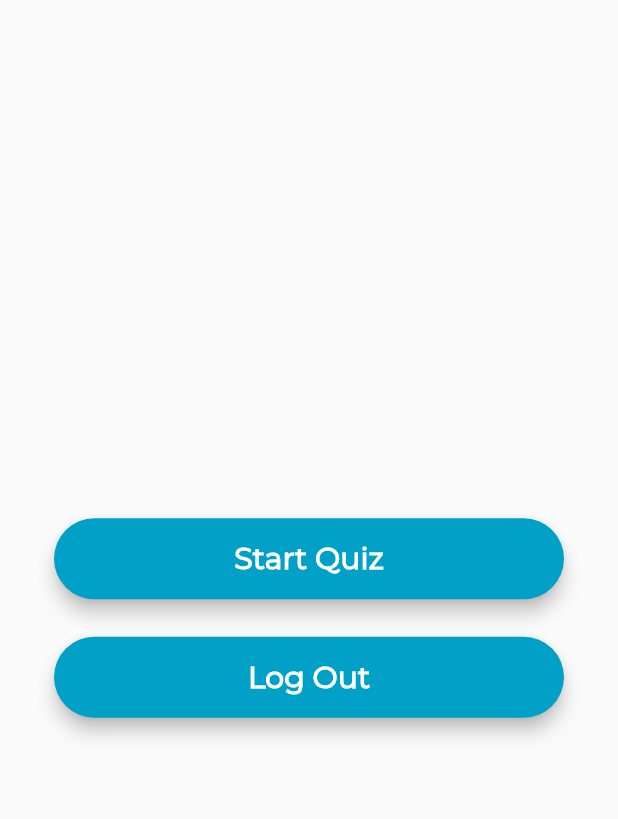
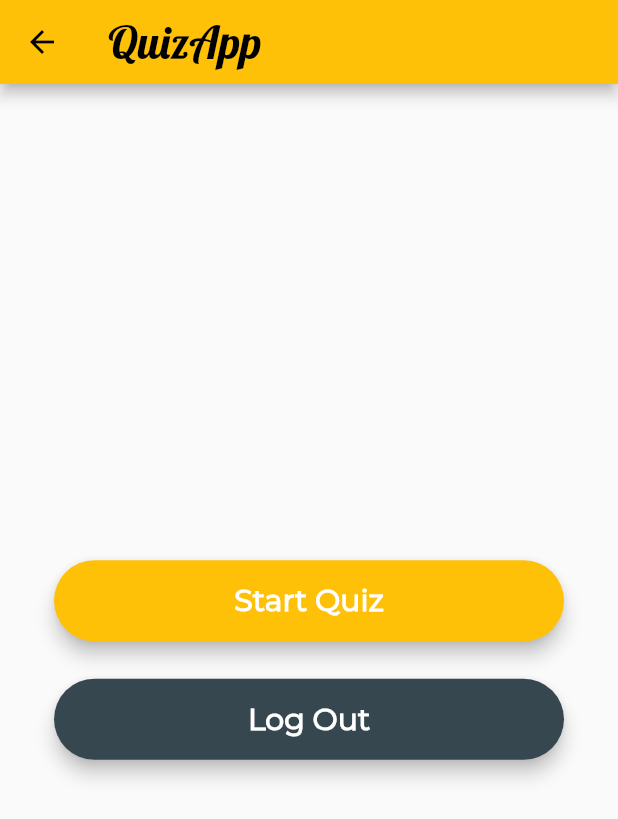
Before and after one commit to CSnakeEyes/flutter_quizapp, a Flutter app: the screen it shows after launch, after a tap on "Login", on a phone screen of 412 x 824 dp. Shown: the top 819 px of the screen. Run offline on Flutter 3.47's test engine with Material 2 defaults, Android fonts, the phone set to English and light mode, and no system bars.

Commit message:
UI almost done, about to add functionality

```diff
--- a/lib/StartQuiz.dart
+++ b/lib/StartQuiz.dart
@@ -1,16 +1,11 @@
 import 'package:flutter/material.dart';
+import 'package:flutter_quizapp/Quiz.dart';
 import 'package:flutter_quizapp/main.dart';
 
 class StartQuiz extends StatelessWidget {
   @override
   Widget build(BuildContext context) {
-    return MaterialApp(
-      title: 'Flutter Quizapp',
-      theme: ThemeData(
-        primarySwatch: Colors.amber,
-      ),
-      home: HomePage(title: 'Flutter Quizapp'),
-    );
+    return HomePage(title: 'Flutter Quizapp');
   }
 }
 
@@ -31,11 +26,16 @@ class _HomePageState extends State<HomePage> {
     final startButton = Material(
       elevation: 5.0,
       borderRadius: BorderRadius.circular(30.0),
-      color: Color(0xff01A0C7),
+      color: Color(0xFFFFC107),
       child: MaterialButton(
         minWidth: MediaQuery.of(context).size.width,
         padding: EdgeInsets.fromLTRB(20.0, 15.0, 20.0, 15.0),
-        onPressed: () {},
+        onPressed: () {
+          Navigator.push(
+            context,
+            MaterialPageRoute(builder: (context) => Quiz()),
+          );
+        },
         child: Text("Start Quiz",
             textAlign: TextAlign.center,
             style: style.copyWith(
@@ -46,15 +46,12 @@ class _HomePageState extends State<HomePage> {
     final logoutButton = Material(
       elevation: 5.0,
       borderRadius: BorderRadius.circular(30.0),
-      color: Color(0xff01A0C7),
+      color: Color(0xff37474F),
       child: MaterialButton(
         minWidth: MediaQuery.of(context).size.width,
         padding: EdgeInsets.fromLTRB(20.0, 15.0, 20.0, 15.0),
         onPressed: () {
-          Navigator.push(
-            context,
-            MaterialPageRoute(builder: (context) => MyApp()),
-          );
+          Navigator.pop(context);
         },
         child: Text("Log Out",
             textAlign: TextAlign.center,
@@ -64,6 +61,18 @@ class _HomePageState extends State<HomePage> {
     );
 
     return Scaffold(
+      appBar: AppBar(
+        title: Text(
+          'QuizApp',
+        ),
+        textTheme: TextTheme(
+          title: TextStyle(
+            fontFamily: 'Lobster',
+            fontSize: 30,
+            color: Colors.black
+          )
+        ),
+      ),
       body: Center(
         child: Container(
           child: Padding(
--- a/lib/main.dart
+++ b/lib/main.dart
@@ -39,6 +39,7 @@ class _LoginPageState extends State<LoginPage> {
           border:
           OutlineInputBorder(borderRadius: BorderRadius.circular(32.0))),
     );
+
     final passwordField = TextField(
       obscureText: true,
       style: style,
@@ -48,10 +49,11 @@ class _LoginPageState extends State<LoginPage> {
           border:
           OutlineInputBorder(borderRadius: BorderRadius.circular(32.0))),
     );
+
     final loginButton = Material(
       elevation: 5.0,
       borderRadius: BorderRadius.circular(30.0),
-      color: Color(0xff01A0C7),
+      color: Color(0xffffc40f),
       child: MaterialButton(
         minWidth: MediaQuery.of(context).size.width,
         padding: EdgeInsets.fromLTRB(20.0, 15.0, 20.0, 15.0),
@@ -81,8 +83,8 @@ class _LoginPageState extends State<LoginPage> {
                 SizedBox(
                   height: 155.0,
                   child: Text(
-                    'QuizAPP',
-                    style: TextStyle(fontSize: 75),
+                    'QuizApp',
+                    style: TextStyle(fontSize: 75, fontFamily: 'Lobster')
                   )
                 ),
                 usernameField,
```
Also changed, not shown: lib/Quiz.dart (added, +122 -0 lines), pubspec.yaml (+8 -0 lines), fonts/Lobster-Regular.ttf (added), fonts/Poppins-Regular.ttf (added), pubspec.lock, 6 other files.
